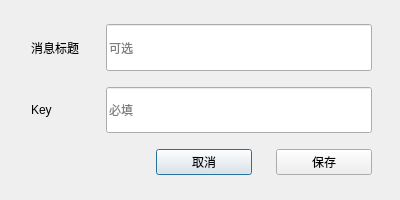
AndroidCoderPeng/TaskDispatcher, file WxSettingDialog.ui: the form before one commit.
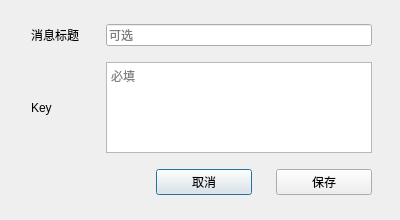
The form after the commit.

Commit message: feat(ui): 修改企业微信 Key 输入框为多行文本框，并调整界面布局

Patch:
```diff
--- a/WxSettingDialog.ui
+++ b/WxSettingDialog.ui
@@ -7,7 +7,7 @@
                 <x>0</x>
                 <y>0</y>
                 <width>400</width>
-                <height>200</height>
+                <height>220</height>
             </rect>
         </property>
         <property name="windowTitle">
@@ -19,7 +19,7 @@
                     <x>31</x>
                     <y>24</y>
                     <width>341</width>
-                    <height>151</height>
+                    <height>171</height>
                 </rect>
             </property>
             <layout class="QVBoxLayout" name="verticalLayout">
@@ -84,7 +84,7 @@
                             </widget>
                         </item>
                         <item>
-                            <widget class="QLineEdit" name="wxKeyView">
+                            <widget class="QTextEdit" name="wxKeyView">
                                 <property name="sizePolicy">
                                     <sizepolicy hsizetype="Expanding" vsizetype="Expanding">
                                         <horstretch>0</horstretch>
@@ -97,9 +97,6 @@
                                 <property name="placeholderText">
                                     <string>必填</string>
                                 </property>
-                                <property name="clearButtonEnabled">
-                                    <bool>true</bool>
-                                </property>
                             </widget>
                         </item>
                     </layout>
```
The commit also changes 1 other file.
